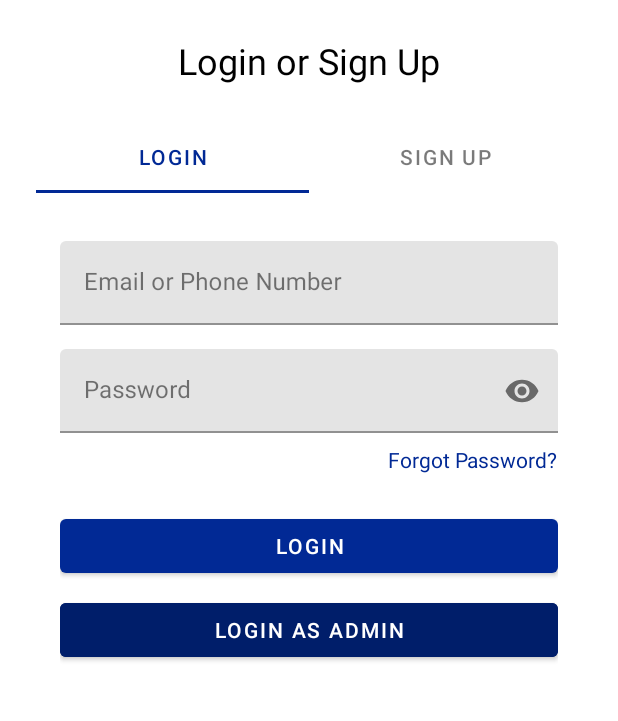
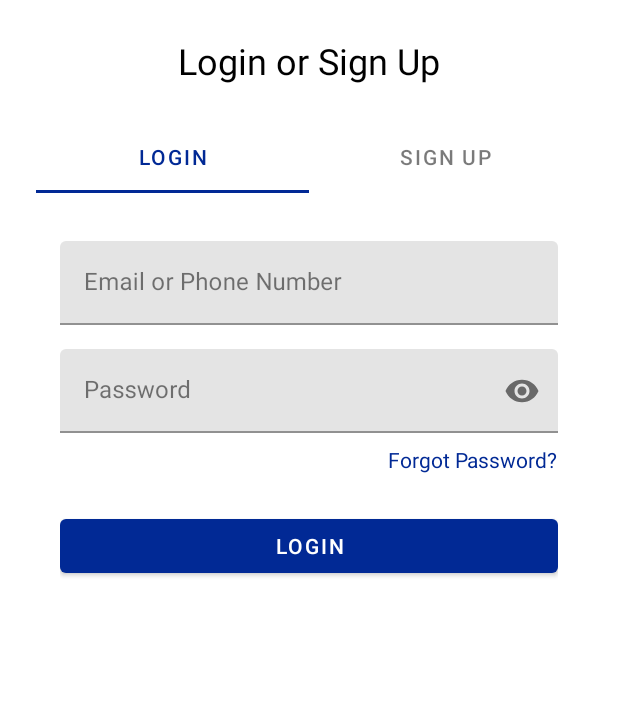
Before and after one commit to btdat2506/DHPharmacities, an Android app: the LoginFragment screen opened directly, with no data from a screen before it, on a phone screen of 412 x 824 dp, the part 216-937 px from its top. Run offline under Robolectric (Android 15) with nearby library versions, the phone set to English and light mode, and no system bars.

Commit message:
Fix admin login

```diff
--- a/app/src/main/java/com/example/testpharmacy/SplashScreenActivity.java
+++ b/app/src/main/java/com/example/testpharmacy/SplashScreenActivity.java
@@ -19,9 +19,9 @@ public class SplashScreenActivity extends AppCompatActivity {
             public void run() {
                 // This method will be executed once the timer is over
                 // Start your app main activity (Login/Signup in this case)
-                //Intent i = new Intent(SplashScreenActivity.this, HomeActivity.class);
+                Intent i = new Intent(SplashScreenActivity.this, HomeActivity.class);
 
-                Intent i = new Intent(SplashScreenActivity.this, AdminDashboardActivity.class);
+//                Intent i = new Intent(SplashScreenActivity.this, AdminDashboardActivity.class);
                 startActivity(i);
 
                 // close this activity
--- a/app/src/main/res/layout/fragment_login.xml
+++ b/app/src/main/res/layout/fragment_login.xml
@@ -51,14 +51,14 @@
         android:layout_marginTop="24dp"
         android:text="@string/login_button_text" />
 
-    <Button
-        android:id="@+id/admin_login_button"
-        android:layout_width="match_parent"
-        android:layout_height="wrap_content"
-        android:layout_marginTop="8dp"
-        android:backgroundTint="@color/hd_blue_700"
-        android:text="Login as Admin"
-        android:textColor="@android:color/white" />
+<!--    <Button-->
+<!--        android:id="@+id/admin_login_button"-->
+<!--        android:layout_width="match_parent"-->
+<!--        android:layout_height="wrap_content"-->
+<!--        android:layout_marginTop="8dp"-->
+<!--        android:backgroundTint="@color/hd_blue_700"-->
+<!--        android:text="Login as Admin"-->
+<!--        android:textColor="@android:color/white" />-->
 
     <TextView
         android:id="@+id/login_error_text"
```
Also changed, not shown: app/src/main/java/com/example/testpharmacy/LoginFragment.java (+14 -15 lines).
